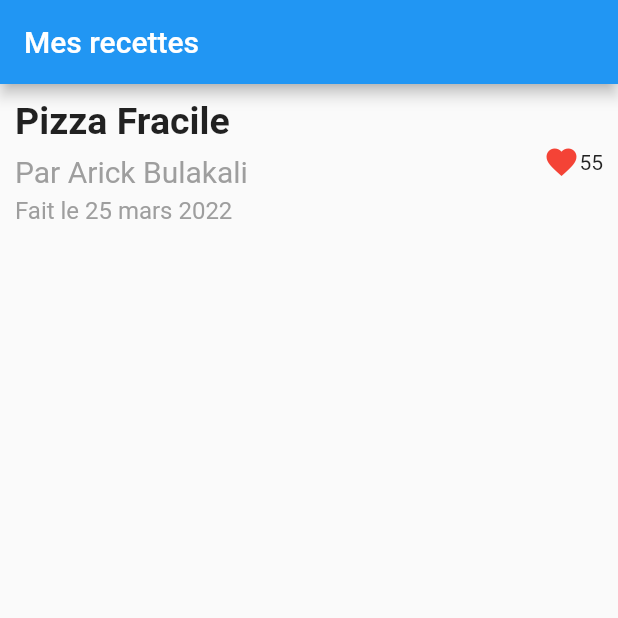
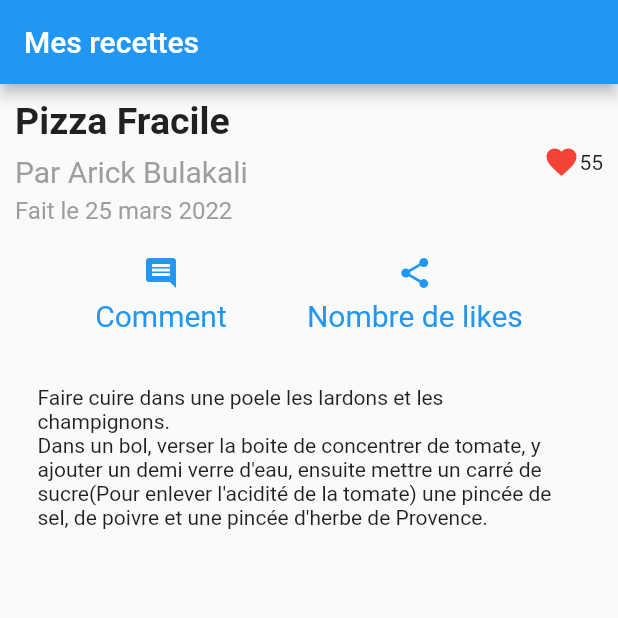
Before and after one commit to NdekoCode/Learn-Flutter, a Flutter app: the screen it shows after launch, on a phone screen of 412 x 824 dp, the top half of it. Run offline on Flutter 3.47's test engine with Material 2 defaults, Android fonts, the phone set to English and light mode, and no system bars.

Commit message:
Learn Row, Column, Container, Text,Expanded Widget

```diff
--- a/lib/main.dart
+++ b/lib/main.dart
@@ -8,6 +8,9 @@ void main() {
 
 // Represente notre application
 class MyApp extends StatelessWidget {
+  // On construit notre appli, en definissant ses elements principaux
+  @override
+  Widget build(BuildContext context) {
     Widget titleSection = Container(
         // On met un padding ou un espacement dans toutes les directions pour espacer les elements des alentours
         padding: const EdgeInsets.all(10),
@@ -36,8 +39,8 @@ class MyApp extends StatelessWidget {
                   Container(
                       padding: const EdgeInsets.only(bottom: 5),
                       child: Text("Par Arick Bulakali",
-                        style:
-                            TextStyle(color: Colors.grey[500], fontSize: 20))),
+                          style: TextStyle(
+                              color: Colors.grey[500], fontSize: 20))),
                   Text("Fait le 25 mars 2022",
                       style: TextStyle(color: Colors.grey[500], fontSize: 16))
                 ],
@@ -49,10 +52,26 @@ class MyApp extends StatelessWidget {
             ])
           ],
         ));
+    Widget buttonSection = Container(
+      padding: const EdgeInsets.all(10),
+      child: Row(
 
-  // On construit notre appli, en definissant ses elements principaux
-  @override
-  Widget build(BuildContext context) {
+          // On met les memes espaces entre les composants
+          mainAxisAlignment: MainAxisAlignment.spaceEvenly,
+          children: [
+            _buildButtonColumn(
+                color: Colors.blue, icon: Icons.comment, label: "Comment"),
+            _buildButtonColumn(
+                color: Colors.blue, icon: Icons.share, label: "Nombre de likes")
+          ]),
+    );
+
+    Widget descriptionSection = Container(
+        padding: const EdgeInsets.all(25),
+        child: Text(
+            "Faire cuire dans une poele les lardons et les champignons. \nDans un bol, verser la boite de concentrer de tomate, y ajouter un demi verre d'eau, ensuite mettre un carré de sucre(Pour enlever l'acidité de la tomate) une pincée de sel, de poivre et une pincée d'herbe de Provence.",
+            // Permet de ne pas couper les mots en plein milieu
+            softWrap: true));
     return MaterialApp(
       // Le tritre de notre app
       title: 'App Flutter',
@@ -71,8 +90,21 @@ class MyApp extends StatelessWidget {
           // Le corps de notre Home
           // Le corps de notrea page sera une tres grande Colonne qui va contenir tous nos composants
           body: Column(
-            children: [titleSection],
+            children: [titleSection, buttonSection, descriptionSection],
           )),
     );
   }
 }
+
+// On créer une fonction qui nous retourne une colonne centrer
+Column _buildButtonColumn(
+    {required Color? color, required IconData? icon, String? label = ""}) {
+  return Column(mainAxisAlignment: MainAxisAlignment.center, children: [
+    Container(
+        padding: const EdgeInsets.only(bottom: 5),
+        child: Icon(icon, color: color)),
+    Text(label!,
+        style:
+            TextStyle(fontSize: 20, fontWeight: FontWeight.w400, color: color))
+  ]);
+}
```
Also changed, not shown: 1 other file. Lines whose indentation alone changed are shown as unchanged.
